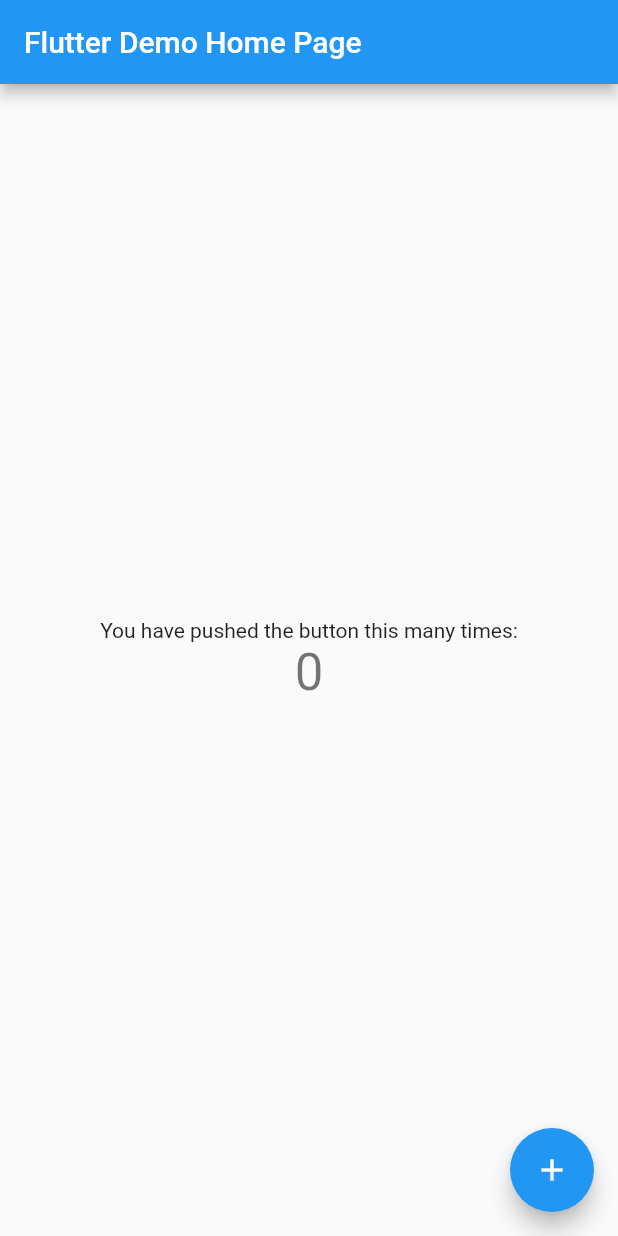
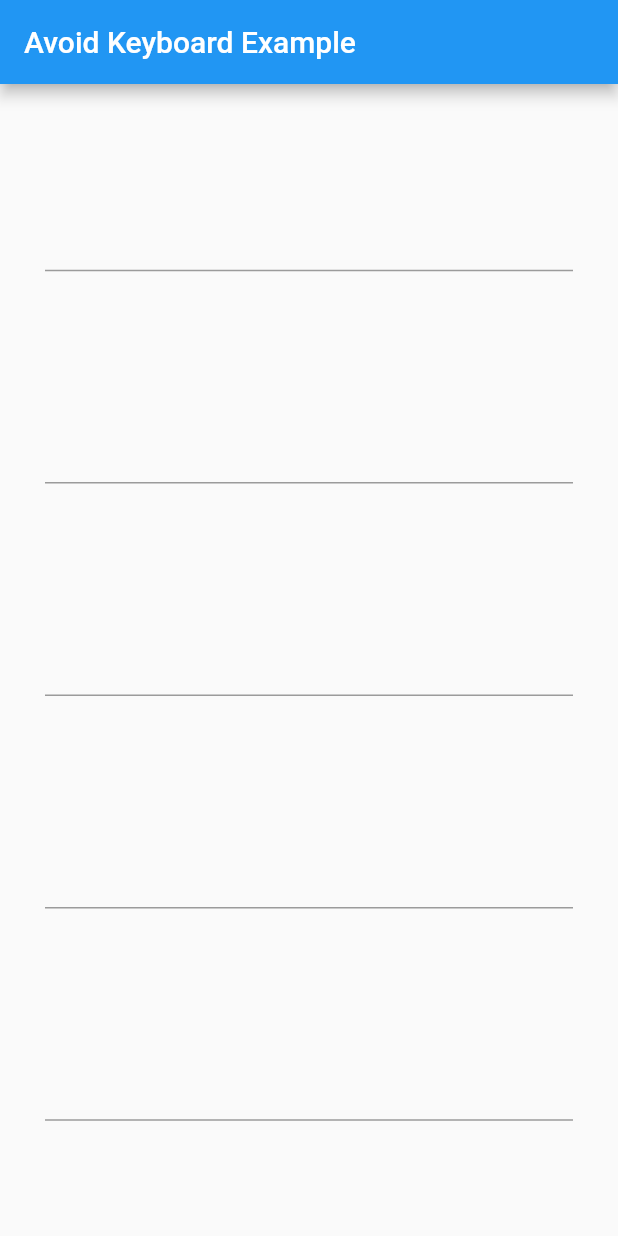
Before and after one commit to HornMichaelS/flutter_avoid_keyboard, a Flutter app: the screen it shows after launch, on a phone screen of 412 x 824 dp. Run offline on Flutter 3.47's test engine with Material 2 defaults, Android fonts, the phone set to English and light mode, and no system bars.

Commit message:
Essential functionality

```diff
--- a/example/lib/main.dart
+++ b/example/lib/main.dart
@@ -1,3 +1,4 @@
+import 'package:avoid_keyboard/avoid_keyboard.dart';
 import 'package:flutter/material.dart';
 
 void main() {
@@ -11,103 +12,43 @@ class MyApp extends StatelessWidget {
     return MaterialApp(
       title: 'Flutter Demo',
       theme: ThemeData(
-        // This is the theme of your application.
-        //
-        // Try running your application with "flutter run". You'll see the
-        // application has a blue toolbar. Then, without quitting the app, try
-        // changing the primarySwatch below to Colors.green and then invoke
-        // "hot reload" (press "r" in the console where you ran "flutter run",
-        // or simply save your changes to "hot reload" in a Flutter IDE).
-        // Notice that the counter didn't reset back to zero; the application
-        // is not restarted.
         primarySwatch: Colors.blue,
       ),
-      home: MyHomePage(title: 'Flutter Demo Home Page'),
+      home: Scaffold(
+        appBar: AppBar(title: Text("Avoid Keyboard Example")),
+        body: AvoidKeyboardExample(),
+        resizeToAvoidBottomInset: false,
+      ),
     );
   }
 }
 
-class MyHomePage extends StatefulWidget {
-  MyHomePage({Key? key, required this.title}) : super(key: key);
-
-  // This widget is the home page of your application. It is stateful, meaning
-  // that it has a State object (defined below) that contains fields that affect
-  // how it looks.
-
-  // This class is the configuration for the state. It holds the values (in this
-  // case the title) provided by the parent (in this case the App widget) and
-  // used by the build method of the State. Fields in a Widget subclass are
-  // always marked "final".
-
-  final String title;
-
-  @override
-  _MyHomePageState createState() => _MyHomePageState();
-}
-
-class _MyHomePageState extends State<MyHomePage> {
-  int _counter = 0;
-
-  void _incrementCounter() {
-    setState(() {
-      // This call to setState tells the Flutter framework that something has
-      // changed in this State, which causes it to rerun the build method below
-      // so that the display can reflect the updated values. If we changed
-      // _counter without calling setState(), then the build method would not be
-      // called again, and so nothing would appear to happen.
-      _counter++;
-    });
-  }
+class AvoidKeyboardExample extends StatelessWidget {
+  final focusNodes = [
+    FocusNode(),
+    FocusNode(),
+    FocusNode(),
+    FocusNode(),
+    FocusNode(),
+  ];
 
   @override
   Widget build(BuildContext context) {
-    // This method is rerun every time setState is called, for instance as done
-    // by the _incrementCounter method above.
-    //
-    // The Flutter framework has been optimized to make rerunning build methods
-    // fast, so that you can just rebuild anything that needs updating rather
-    // than having to individually change instances of widgets.
-    return Scaffold(
-      appBar: AppBar(
-        // Here we take the value from the MyHomePage object that was created by
-        // the App.build method, and use it to set our appbar title.
-        title: Text(widget.title),
-      ),
-      body: Center(
-        // Center is a layout widget. It takes a single child and positions it
-        // in the middle of the parent.
+    return AvoidKeyboard(
+      focusNodes: focusNodes,
+      child: Container(
+        padding: EdgeInsets.all(30),
         child: Column(
-          // Column is also a layout widget. It takes a list of children and
-          // arranges them vertically. By default, it sizes itself to fit its
-          // children horizontally, and tries to be as tall as its parent.
-          //
-          // Invoke "debug painting" (press "p" in the console, choose the
-          // "Toggle Debug Paint" action from the Flutter Inspector in Android
-          // Studio, or the "Toggle Debug Paint" command in Visual Studio Code)
-          // to see the wireframe for each widget.
-          //
-          // Column has various properties to control how it sizes itself and
-          // how it positions its children. Here we use mainAxisAlignment to
-          // center the children vertically; the main axis here is the vertical
-          // axis because Columns are vertical (the cross axis would be
-          // horizontal).
-          mainAxisAlignment: MainAxisAlignment.center,
-          children: <Widget>[
-            Text(
-              'You have pushed the button this many times:',
-            ),
-            Text(
-              '$_counter',
-              style: Theme.of(context).textTheme.headline4,
-            ),
-          ],
+          mainAxisAlignment: MainAxisAlignment.spaceAround,
+          children: focusNodes
+              .map(
+                (node) => TextField(
+                  focusNode: node,
+                ),
+              )
+              .toList(),
         ),
       ),
-      floatingActionButton: FloatingActionButton(
-        onPressed: _incrementCounter,
-        tooltip: 'Increment',
-        child: Icon(Icons.add),
-      ), // This trailing comma makes auto-formatting nicer for build methods.
     );
   }
 }
--- a/example/pubspec.yaml
+++ b/example/pubspec.yaml
@@ -23,6 +23,7 @@ environment:
 dependencies:
   flutter:
     sdk: flutter
+  avoid_keyboard:
 
 
   # The following adds the Cupertino Icons font to your application.
@@ -32,6 +33,10 @@ dependencies:
 dev_dependencies:
   flutter_test:
     sdk: flutter
+
+dependency_overrides:
+  avoid_keyboard:
+    path: ../
 
 # For information on the generic Dart part of this file, see the
 # following page: https://dart.dev/tools/pub/pubspec
--- a/lib/avoid_keyboard.dart
+++ b/lib/avoid_keyboard.dart
@@ -1,7 +1,93 @@
 library avoid_keyboard;
 
-/// A Calculator.
-class Calculator {
-  /// Returns [value] plus 1.
-  int addOne(int value) => value + 1;
+import 'package:flutter/material.dart';
+import 'package:flutter/rendering.dart';
+
+class AvoidKeyboard extends StatefulWidget {
+  final List<FocusNode> focusNodes;
+  final Widget child;
+
+  final _scrollController = ScrollController();
+
+  AvoidKeyboard({required this.focusNodes, required this.child});
+
+  @override
+  _AvoidKeyboardState createState() => _AvoidKeyboardState();
 }
+
+class _AvoidKeyboardState extends State<AvoidKeyboard> {
+  FocusNode? _currentlyFocusedNode;
+  double _offset = 0;
+
+  @override
+  void initState() {
+    super.initState();
+
+    createNodeListeners();
+  }
+
+  @override
+  void didUpdateWidget(AvoidKeyboard oldWidget) {
+    super.didUpdateWidget(oldWidget);
+
+    createNodeListeners();
+  }
+
+  void createNodeListeners() {
+    for (final focusNode in widget.focusNodes) {
+      focusNode.addListener(() async {
+        await Future.delayed(Duration(milliseconds: 100));
+
+        final currentScrollOffset = widget._scrollController.offset;
+
+        if (focusNode.hasFocus) {
+          _currentlyFocusedNode = focusNode;
+          final viewPortBottom = MediaQuery.of(context).size.height -
+              MediaQuery.of(context).viewInsets.bottom;
+          final nodeBottom = focusNode.rect.bottom;
+
+          if (nodeBottom > viewPortBottom) {
+            final overlap = nodeBottom - viewPortBottom;
+
+            _offset = currentScrollOffset + overlap + 40;
+            widget._scrollController.animateTo(
+              _offset,
+              duration: Duration(milliseconds: 200),
+              curve: Curves.easeInOut,
+            );
+          }
+        } else if (_currentlyFocusedNode == focusNode) {
+          _currentlyFocusedNode = null;
+          widget._scrollController.animateTo(
+            currentScrollOffset - _offset,
+            duration: Duration(milliseconds: 200),
+            curve: Curves.easeInOut,
+          );
+          _offset = 0;
+        }
+      });
+    }
+  }
+
+  @override
+  Widget build(BuildContext context) {
+    return Scrollable(
+      controller: widget._scrollController,
+      axisDirection: AxisDirection.down,
+      physics: NeverScrollableScrollPhysics(),
+      viewportBuilder: (context, offset) => Viewport(
+        offset: offset,
+        cacheExtentStyle: CacheExtentStyle.pixel,
+        slivers: [
+          SliverFillViewport(
+              delegate: SliverChildListDelegate.fixed([
+            Container(
+              child: widget.child,
+            ),
+            Container(),
+          ])),
+        ],
+      ),
+    );
+  }
+}
```
Also changed, not shown: pubspec.yaml (+1 -35 lines), 2 other files.
